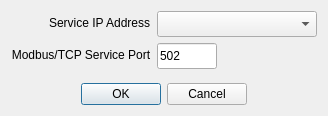
Old version of the form src/dialogs/dialogselectserviceport.ui in the repository sanny32/OpenModSim.
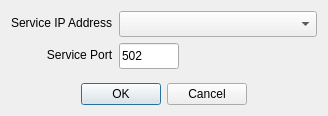
New version of the form. Custom widgets are drawn as their Qt base class.

Commit message:
Implement Modbus RTU over TCP/IP server
- Added modbusrtutcpserver.cpp and modbusrtutcpserver.h to implement the Modbus RTU over TCP/IP server functionality.
- Introduced a new XML configuration file test-modbusrtutcp.omsim for testing the server.
- Created test suite test-modbusrtutcp.py to perform integration tests on the Modbus RTU over TCP/IP server, covering various scenarios including reading and writing registers, handling fragmented requests, and managing multiple clients.

Diff of the .ui file:
```diff
--- a/src/dialogs/dialogselectserviceport.ui
+++ b/src/dialogs/dialogselectserviceport.ui
@@ -41,7 +41,7 @@
      <item row="1" column="0">
       <widget class="QLabel" name="label">
        <property name="text">
-        <string>Modbus/TCP Service Port</string>
+        <string>Service Port</string>
        </property>
        <property name="alignment">
         <set>Qt::AlignCenter</set>
```
Lines whose indentation alone changed are shown as unchanged. The commit also changes 19 other files.
